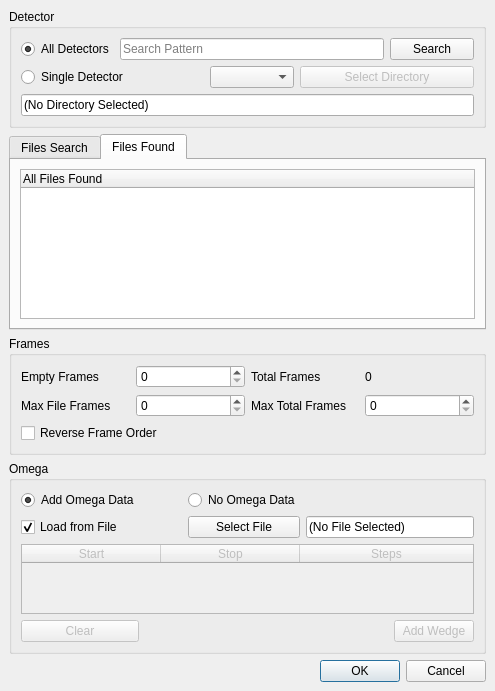
First picture: the form in hexrd/ui/resources/ui/image_stack_dialog.ui, repository HEXRD/hexrdgui, before the edit.
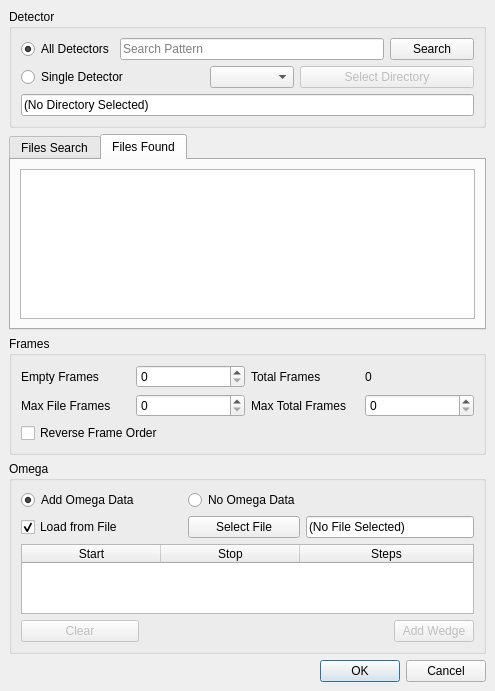
Second picture: the form after the edit. The open tabs and pages were chosen to show the change.

Commit message:
Refactor check_steps function
Simplify the function for maintainability and readability.

Diff of the .ui file:
```diff
--- a/hexrd/ui/resources/ui/image_stack_dialog.ui
+++ b/hexrd/ui/resources/ui/image_stack_dialog.ui
@@ -201,9 +201,26 @@
        <layout class="QGridLayout" name="gridLayout_4">
         <item row="0" column="0">
          <widget class="QTreeWidget" name="files_found">
+          <property name="sortingEnabled">
+           <bool>false</bool>
+          </property>
+          <attribute name="headerVisible">
+           <bool>false</bool>
+          </attribute>
+          <attribute name="headerMinimumSectionSize">
+           <number>125</number>
+          </attribute>
+          <attribute name="headerDefaultSectionSize">
+           <number>250</number>
+          </attribute>
           <column>
            <property name="text">
-            <string>All Files Found</string>
+            <string>Files Per Detector</string>
+           </property>
+          </column>
+          <column>
+           <property name="text">
+            <string>Frames Per File</string>
            </property>
           </column>
          </widget>
@@ -376,7 +393,7 @@
        <item row="2" column="0" colspan="6">
         <widget class="QTableWidget" name="omega_wedges">
          <property name="enabled">
-          <bool>false</bool>
+          <bool>true</bool>
          </property>
          <property name="sizePolicy">
           <sizepolicy hsizetype="Expanding" vsizetype="Expanding">
```
Left out of the diff: 3 changed lines with no effect on the pictures. The commit also changes 1 other file.
